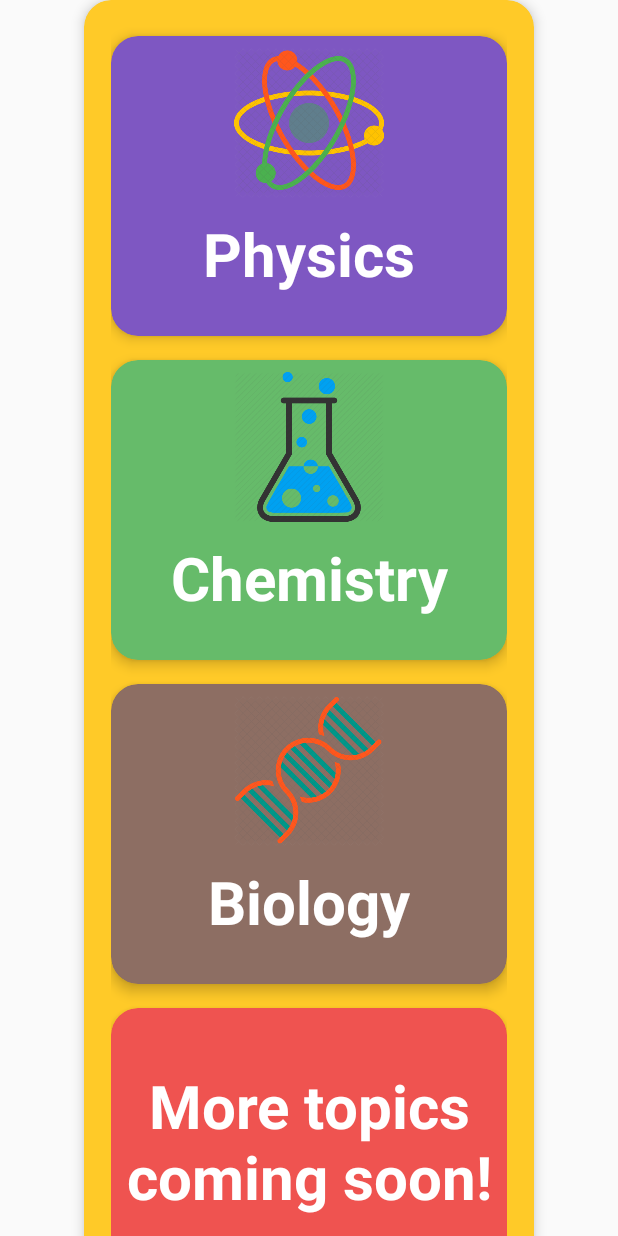
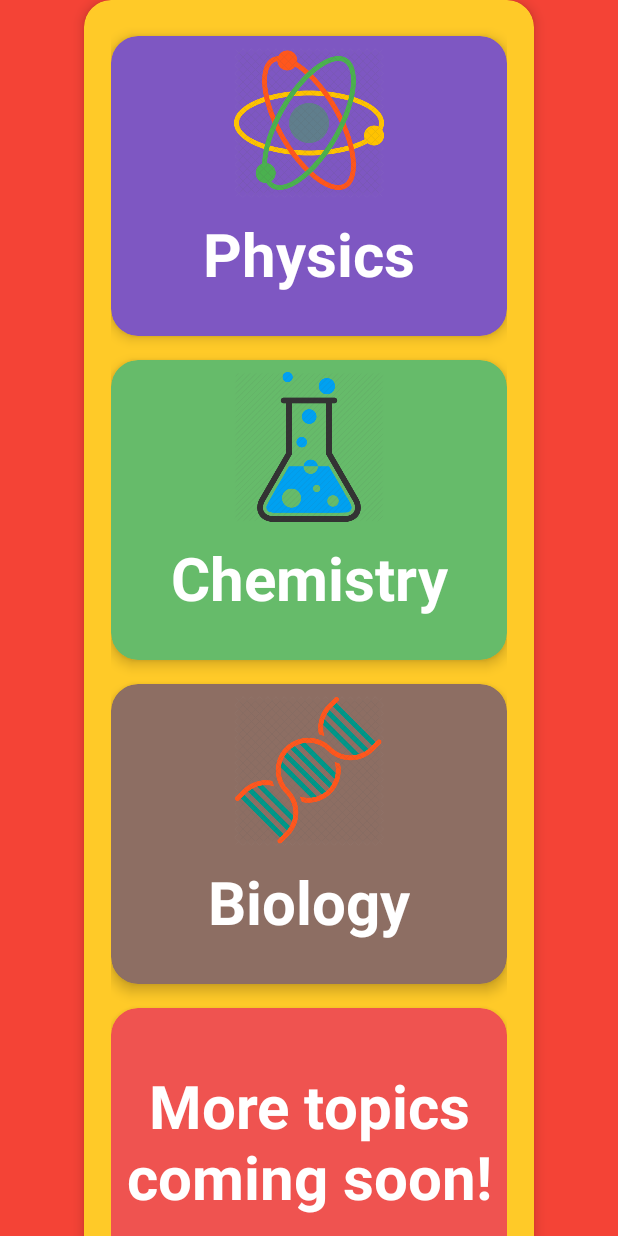
Before and after one commit to whatif01/Quiz_App, an Android app: the PlayActivity screen opened directly, with no data from a screen before it, on a phone screen of 412 x 824 dp. Run offline under Robolectric (Android 15) with nearby library versions, the phone set to English and light mode, and no system bars.

Commit message:
bg change

```diff
--- a/QuizApplication-master/app/src/main/res/layout/activity_main.xml
+++ b/QuizApplication-master/app/src/main/res/layout/activity_main.xml
@@ -10,6 +10,7 @@
     xmlns:app="http://schemas.android.com/apk/res-auto"
     xmlns:tools="http://schemas.android.com/tools"
     android:layout_width="match_parent"
+    android:background="#F44336"
     android:layout_height="wrap_content"
     tools:context=".MainActivity">
 
--- a/QuizApplication-master/app/src/main/res/layout/activity_play.xml
+++ b/QuizApplication-master/app/src/main/res/layout/activity_play.xml
@@ -4,8 +4,9 @@
     xmlns:tools="http://schemas.android.com/tools"
     android:layout_width="match_parent"
     android:layout_height="match_parent"
-    tools:context=".PlayActivity"
-    android:scrollbars="none">
+    android:background="#F44336"
+    android:scrollbars="none"
+    tools:context=".PlayActivity">
 
     <android.support.constraint.ConstraintLayout
         android:layout_width="match_parent"
@@ -33,11 +34,11 @@
                     android:id="@+id/phy_card"
                     android:layout_width="@dimen/box_width"
                     android:layout_height="@dimen/box_height"
+                    android:layout_marginTop="@dimen/margin_1"
                     card_view:cardBackgroundColor="@color/box_color_1"
                     card_view:cardCornerRadius="@dimen/card_corner_2"
                     card_view:cardElevation="@dimen/card_elevation"
-                    card_view:contentPadding="@dimen/card_content_padding"
-                    android:layout_marginTop="@dimen/margin_1">
+                    card_view:contentPadding="@dimen/card_content_padding">
 
                     <LinearLayout
                         android:layout_width="match_parent"
```
Also changed, not shown: QuizApplication-master/app/src/main/res/layout/activity_physics.xml (+15 -15 lines).
